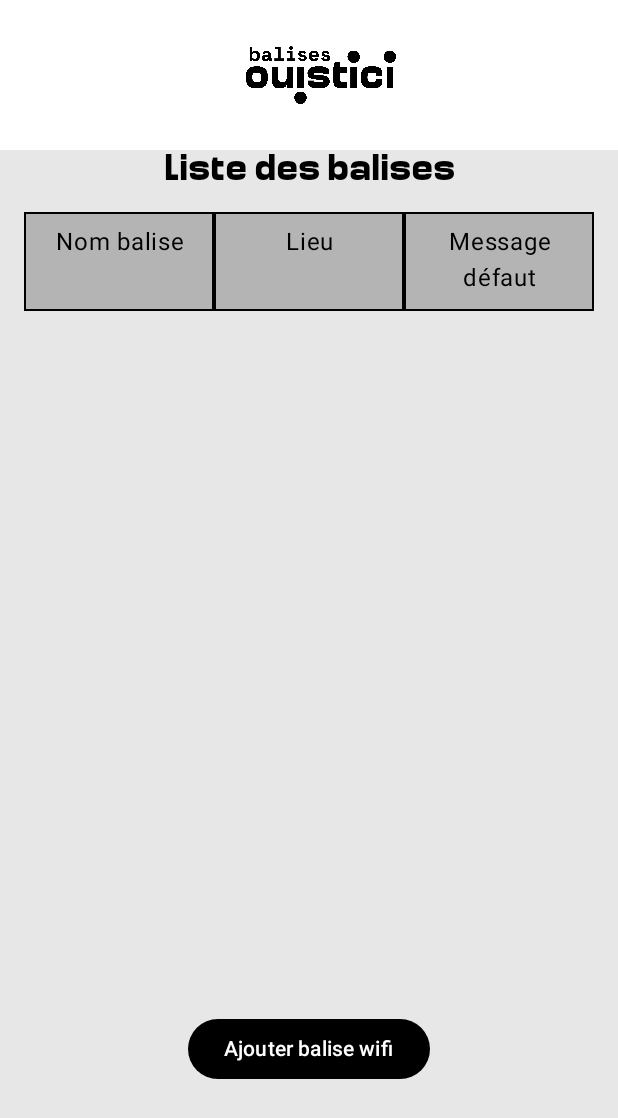
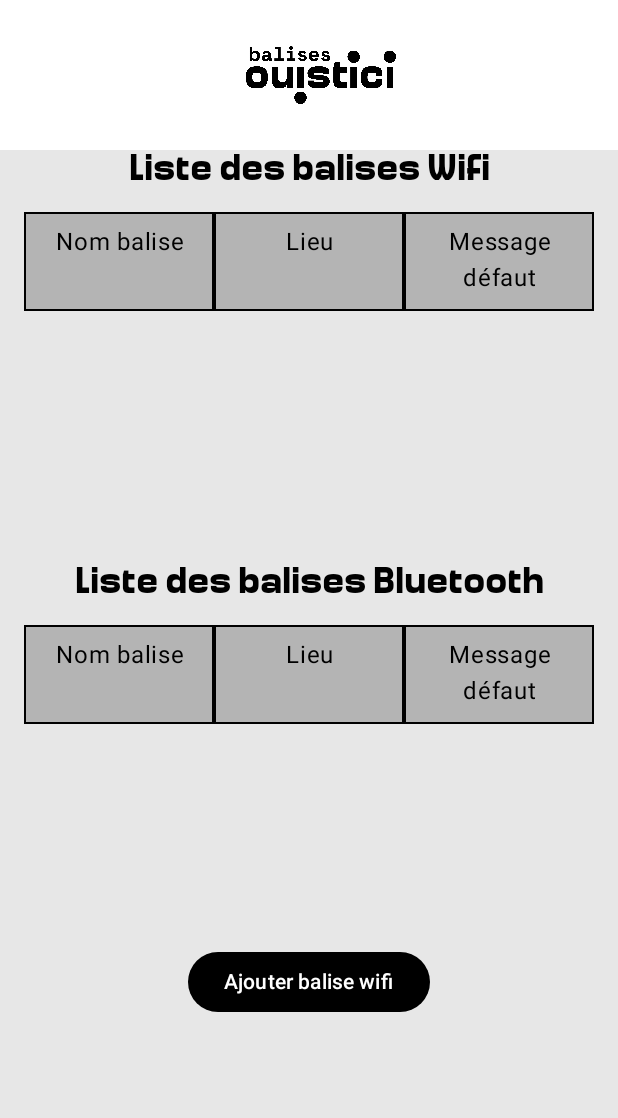
Before and after one commit to balises-ouistici/OuisticiApp, an Android app built with Jetpack Compose: the screen it shows after launch (MainActivity), on a phone screen of 412 x 824 dp. Shown: the top 1118 px of the screen. Run offline under Robolectric (Android 15) with nearby library versions, the phone set to English and light mode, and no system bars; our stand-ins replace Room's generated code, livedata-compose.

Commit message:
tableaux balise wifi et balise bluetooth

```diff
--- a/application/app/src/main/java/com/example/ouistici/ui/listeBalises/ListeBalisesComposable.kt
+++ b/application/app/src/main/java/com/example/ouistici/ui/listeBalises/ListeBalisesComposable.kt
@@ -108,7 +108,7 @@ fun ListeBalises(navController: NavController, baliseViewModel: BaliseViewModel
         horizontalAlignment = Alignment.CenterHorizontally,
     ) {
         Text(
-            text = stringResource(R.string.liste_des_balises),
+            text = "Liste des balises Wifi",
             fontSize = 25.sp,
             color = FontColor,
             style = MaterialTheme.typography.titleLarge,
@@ -117,7 +117,19 @@ fun ListeBalises(navController: NavController, baliseViewModel: BaliseViewModel
                 .focusable()
         )
 
-        TableScreen(balises, navController, baliseViewModel)
+        TableScreenWifi(balises, navController, baliseViewModel)
+
+        Spacer(modifier = Modifier.height(20.dp))
+
+        Text(
+            text = "Liste des balises Bluetooth",
+            fontSize = 25.sp,
+            color = FontColor,
+            style = MaterialTheme.typography.titleLarge,
+            modifier = Modifier.semantics { contentDescription = "Liste des balises Bluetooth détectées à proximité." }
+        )
+
+        TableScreenBluetooth(balises = balises, navController = navController, baliseViewModel = baliseViewModel)
 
         Button(
             onClick = { showDialog = true },
@@ -294,7 +306,7 @@ fun RowScope.TableCell(
  * @param baliseViewModel The BaliseViewModel for managing balise data.
  */
 @Composable
-fun TableScreen(balises: List<BaliseEntity>, navController: NavController, baliseViewModel: BaliseViewModel) {
+fun TableScreenWifi(balises: List<BaliseEntity>, navController: NavController, baliseViewModel: BaliseViewModel) {
     val columnWeight = .3f
     val context = LocalContext.current
     var isLoading by remember { mutableStateOf(false) } // Loader state
@@ -302,7 +314,7 @@ fun TableScreen(balises: List<BaliseEntity>, navController: NavController, balis
     LazyColumn(
         Modifier
             .fillMaxSize()
-            .height(550.dp)
+            .height(230.dp)
             .padding(16.dp)
     ) {
         item {
@@ -379,3 +391,38 @@ fun TableScreen(balises: List<BaliseEntity>, navController: NavController, balis
         }
     }
 }
+
+
+
+
+@Composable
+fun TableScreenBluetooth(balises: List<BaliseEntity>, navController: NavController, baliseViewModel: BaliseViewModel) {
+    val columnWeight = .3f
+    val context = LocalContext.current
+    var isLoading by remember { mutableStateOf(false) } // Loader state
+
+    LazyColumn(
+        Modifier
+            .fillMaxSize()
+            .height(230.dp)
+            .padding(16.dp)
+    ) {
+        item {
+            Row(Modifier.background(TableHeaderColor)) {
+                TableHeaderCell(text = stringResource(R.string.nom_balise), weight = columnWeight, textColor = Color.Black)
+                TableHeaderCell(text = stringResource(R.string.lieu), weight = columnWeight, textColor = Color.Black)
+                TableHeaderCell(text = stringResource(R.string.message_d_faut), weight = columnWeight, textColor = Color.Black)
+            }
+        }
+
+        items(balises) { balise ->
+            Row(Modifier.fillMaxWidth()) {
+                // Intégrer les cellules avec TableCell pour les balises bluetooth
+
+
+
+                Loader(isLoading = isLoading)
+            }
+        }
+    }
+}
```
